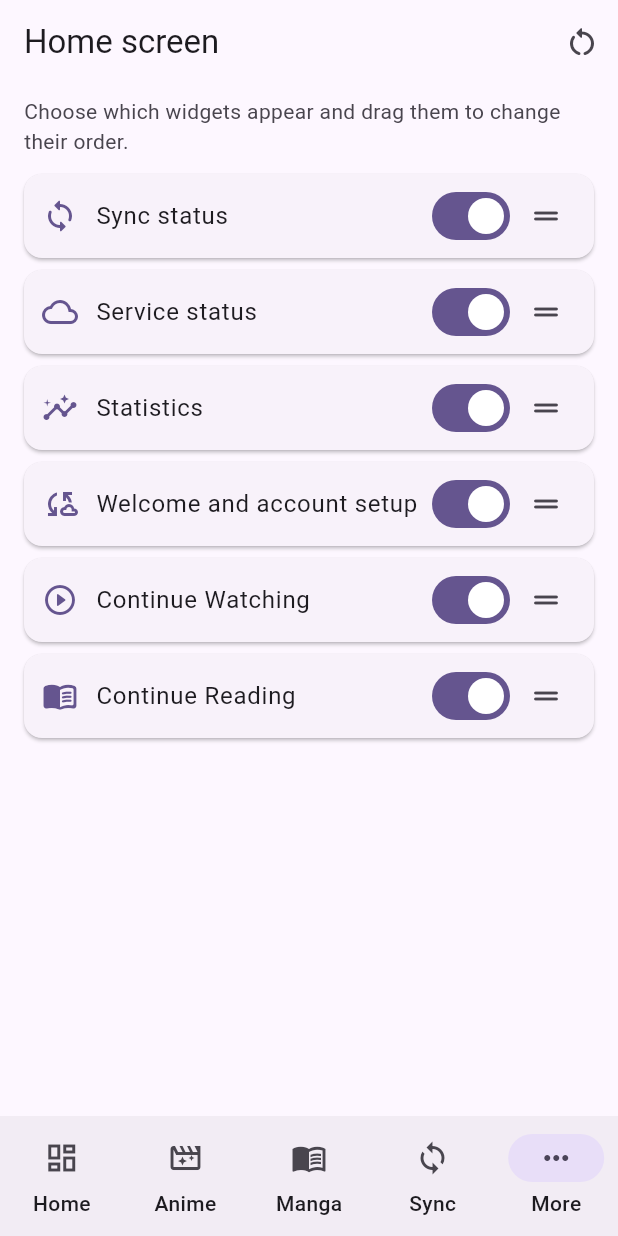
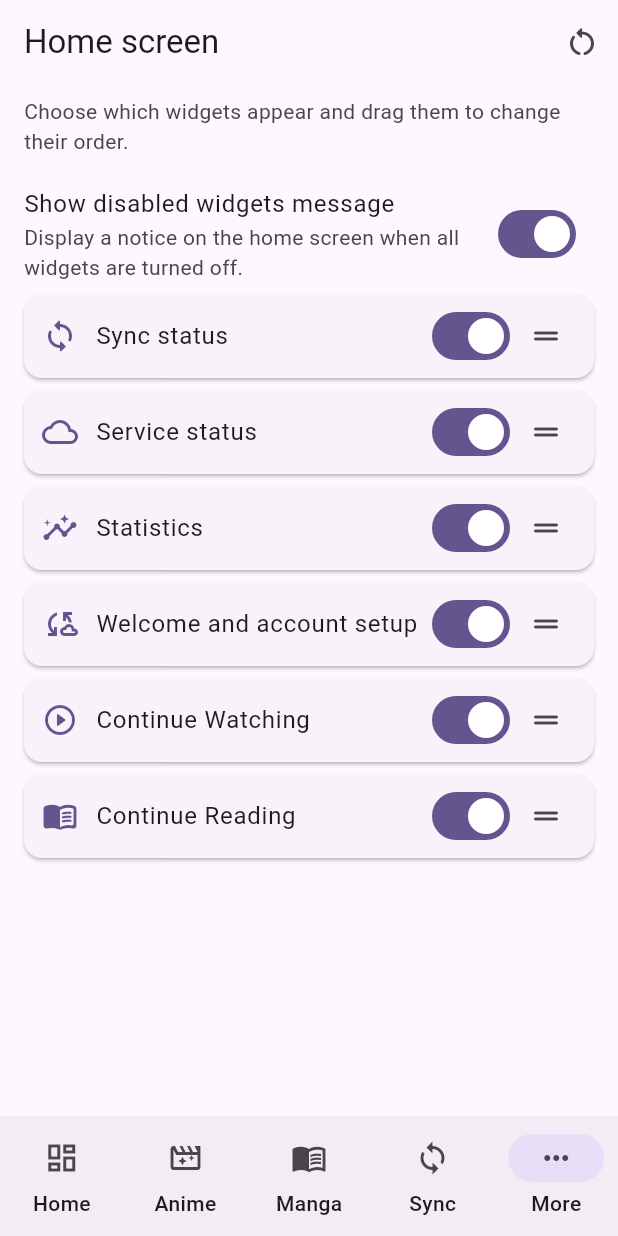
Before and after one commit to THR3ATB3AR/moesync, a Flutter app: the SettingsHomeScreenPage screen opened by its route, after a tap on the "restart alt" icon, on a phone screen of 412 x 824 dp. Run offline on Flutter 3.47's test engine with Material 3 defaults, Android fonts, the phone set to English and light mode, and no system bars; drawn by our look-alikes of dynamic_color; our stand-ins replace cached_network_image, flutter_riverpod, flutter_svg, go_router, google_fonts and 3 more; missing offline and left inert: dart:ffi; accounts and stored records are empty; network calls fail; project files that could hold a hidden picture were left out.

Commit message:
feat: Add support for showing a message when all home screen widgets are disabled

```diff
--- a/lib/l10n/app_en.arb
+++ b/lib/l10n/app_en.arb
@@ -2,6 +2,11 @@
   "@@locale": "en",
   "homeScreen": "Home screen",
   "homeScreenCustomizationHint": "Choose which widgets appear and drag them to change their order.",
+  "showDisabledWidgetsMessage": "Show disabled widgets message",
+  "showDisabledWidgetsMessageHint": "Display a notice on the home screen when all widgets are turned off.",
+  "allHomeScreenWidgetsDisabled": "All home screen widgets are turned off",
+  "enableHomeWidgetsInSettings": "Turn on widgets in home screen settings to see them here.",
+  "configureHomeWidgets": "Configure widgets",
   "resetHomeScreen": "Restore default home screen",
   "homeWidgetSyncStatus": "Sync status",
   "homeWidgetServiceStatus": "Service status",
--- a/lib/l10n/app_es.arb
+++ b/lib/l10n/app_es.arb
@@ -2,6 +2,11 @@
   "@@locale": "es",
   "homeScreen": "Pantalla de inicio",
   "homeScreenCustomizationHint": "Elige los widgets y arrástralos para cambiar su orden.",
+  "showDisabledWidgetsMessage": "Mostrar aviso de widgets desactivados",
+  "showDisabledWidgetsMessageHint": "Mostrar un aviso en la pantalla de inicio cuando todos los widgets estén desactivados.",
+  "allHomeScreenWidgetsDisabled": "Todos los widgets de la pantalla de inicio están desactivados",
+  "enableHomeWidgetsInSettings": "Activa los widgets en los ajustes de la pantalla de inicio para verlos aquí.",
+  "configureHomeWidgets": "Configurar widgets",
   "resetHomeScreen": "Restablecer pantalla de inicio",
   "homeWidgetSyncStatus": "Estado de sincronización",
   "homeWidgetServiceStatus": "Estado de servicios",
--- a/lib/l10n/app_pl.arb
+++ b/lib/l10n/app_pl.arb
@@ -2,6 +2,11 @@
   "@@locale": "pl",
   "homeScreen": "Ekran główny",
   "homeScreenCustomizationHint": "Wybierz widżety i przeciągnij je, aby zmienić ich kolejność.",
+  "showDisabledWidgetsMessage": "Pokazuj komunikat o wyłączonych widżetach",
+  "showDisabledWidgetsMessageHint": "Wyświetlaj komunikat na ekranie głównym, gdy wszystkie widżety są wyłączone.",
+  "allHomeScreenWidgetsDisabled": "Wszystkie widżety ekranu głównego są wyłączone",
+  "enableHomeWidgetsInSettings": "Włącz widżety w ustawieniach ekranu głównego, aby je tutaj zobaczyć.",
+  "configureHomeWidgets": "Skonfiguruj widżety",
   "resetHomeScreen": "Przywróć domyślny ekran główny",
   "homeWidgetSyncStatus": "Status synchronizacji",
   "homeWidgetServiceStatus": "Status serwisów",
--- a/lib/l10n/gen/app_localizations.dart
+++ b/lib/l10n/gen/app_localizations.dart
@@ -112,6 +112,36 @@ abstract class AppLocalizations {
   /// **'Choose which widgets appear and drag them to change their order.'**
   String get homeScreenCustomizationHint;
 
+  /// No description provided for @showDisabledWidgetsMessage.
+  ///
+  /// In en, this message translates to:
+  /// **'Show disabled widgets message'**
+  String get showDisabledWidgetsMessage;
+
+  /// No description provided for @showDisabledWidgetsMessageHint.
+  ///
+  /// In en, this message translates to:
+  /// **'Display a notice on the home screen when all widgets are turned off.'**
+  String get showDisabledWidgetsMessageHint;
+
+  /// No description provided for @allHomeScreenWidgetsDisabled.
+  ///
+  /// In en, this message translates to:
+  /// **'All home screen widgets are turned off'**
+  String get allHomeScreenWidgetsDisabled;
+
+  /// No description provided for @enableHomeWidgetsInSettings.
+  ///
+  /// In en, this message translates to:
+  /// **'Turn on widgets in home screen settings to see them here.'**
+  String get enableHomeWidgetsInSettings;
+
+  /// No description provided for @configureHomeWidgets.
+  ///
+  /// In en, this message translates to:
+  /// **'Configure widgets'**
+  String get configureHomeWidgets;
+
   /// No description provided for @resetHomeScreen.
   ///
   /// In en, this message translates to:
--- a/lib/l10n/gen/app_localizations_en.dart
+++ b/lib/l10n/gen/app_localizations_en.dart
@@ -14,6 +14,24 @@ class AppLocalizationsEn extends AppLocalizations {
   @override
   String get homeScreenCustomizationHint =>
       'Choose which widgets appear and drag them to change their order.';
+
+  @override
+  String get showDisabledWidgetsMessage => 'Show disabled widgets message';
+
+  @override
+  String get showDisabledWidgetsMessageHint =>
+      'Display a notice on the home screen when all widgets are turned off.';
+
+  @override
+  String get allHomeScreenWidgetsDisabled =>
+      'All home screen widgets are turned off';
+
+  @override
+  String get enableHomeWidgetsInSettings =>
+      'Turn on widgets in home screen settings to see them here.';
+
+  @override
+  String get configureHomeWidgets => 'Configure widgets';
 
   @override
   String get resetHomeScreen => 'Restore default home screen';
--- a/lib/l10n/gen/app_localizations_es.dart
+++ b/lib/l10n/gen/app_localizations_es.dart
@@ -14,6 +14,25 @@ class AppLocalizationsEs extends AppLocalizations {
   @override
   String get homeScreenCustomizationHint =>
       'Elige los widgets y arrástralos para cambiar su orden.';
+
+  @override
+  String get showDisabledWidgetsMessage =>
+      'Mostrar aviso de widgets desactivados';
+
+  @override
+  String get showDisabledWidgetsMessageHint =>
+      'Mostrar un aviso en la pantalla de inicio cuando todos los widgets estén desactivados.';
+
+  @override
+  String get allHomeScreenWidgetsDisabled =>
+      'Todos los widgets de la pantalla de inicio están desactivados';
+
+  @override
+  String get enableHomeWidgetsInSettings =>
+      'Activa los widgets en los ajustes de la pantalla de inicio para verlos aquí.';
+
+  @override
+  String get configureHomeWidgets => 'Configurar widgets';
 
   @override
   String get resetHomeScreen => 'Restablecer pantalla de inicio';
--- a/lib/providers/providers.dart
+++ b/lib/providers/providers.dart
@@ -29,11 +29,13 @@ class HomeScreenWidgetSettings {
   HomeScreenWidgetSettings({
     required List<String> order,
     required Set<String> enabledIds,
+    required this.showEmptyWidgetsMessage,
   }) : order = List.unmodifiable(order),
        enabledIds = Set.unmodifiable(enabledIds);
 
   final List<String> order;
   final Set<String> enabledIds;
+  final bool showEmptyWidgetsMessage;
 
   bool isEnabled(String id) => enabledIds.contains(id);
 }
@@ -49,6 +51,7 @@ class HomeScreenWidgetSettingsNotifier
         availableIds: homeWidgetIds,
         defaultEnabledIds: defaultEnabledHomeWidgetIds,
       ),
+      showEmptyWidgetsMessage: storage.getShowEmptyHomeWidgetsMessage(),
     );
   }
 
@@ -65,6 +68,16 @@ class HomeScreenWidgetSettingsNotifier
     state = HomeScreenWidgetSettings(
       order: state.order,
       enabledIds: enabledIds,
+      showEmptyWidgetsMessage: state.showEmptyWidgetsMessage,
+    );
+    await _save();
+  }
+
+  Future<void> setShowEmptyWidgetsMessage(bool show) async {
+    state = HomeScreenWidgetSettings(
+      order: state.order,
+      enabledIds: state.enabledIds,
+      showEmptyWidgetsMessage: show,
     );
     await _save();
   }
@@ -82,6 +95,7 @@ class HomeScreenWidgetSettingsNotifier
     state = HomeScreenWidgetSettings(
       order: order,
       enabledIds: state.enabledIds,
+      showEmptyWidgetsMessage: state.showEmptyWidgetsMessage,
     );
     await _save();
   }
@@ -90,6 +104,7 @@ class HomeScreenWidgetSettingsNotifier
     state = HomeScreenWidgetSettings(
       order: homeWidgetIds,
       enabledIds: defaultEnabledHomeWidgetIds.toSet(),
+      showEmptyWidgetsMessage: true,
     );
     await _save();
   }
@@ -100,6 +115,7 @@ class HomeScreenWidgetSettingsNotifier
         .setHomeWidgetSettings(
           order: state.order,
           enabledIds: state.enabledIds,
+          showEmptyWidgetsMessage: state.showEmptyWidgetsMessage,
         );
   }
 }
--- a/lib/screens/settings/settings_home_screen_page.dart
+++ b/lib/screens/settings/settings_home_screen_page.dart
@@ -38,6 +38,12 @@ class SettingsHomeScreenPage extends ConsumerWidget {
                 color: theme.colorScheme.onSurfaceVariant,
               ),
             ),
+          ),
+          SwitchListTile(
+            title: Text(localizations.showDisabledWidgetsMessage),
+            subtitle: Text(localizations.showDisabledWidgetsMessageHint),
+            value: settings.showEmptyWidgetsMessage,
+            onChanged: notifier.setShowEmptyWidgetsMessage,
           ),
           Expanded(
             child: ReorderableListView.builder(
--- a/lib/services/storage_service.dart
+++ b/lib/services/storage_service.dart
@@ -358,6 +358,8 @@ class StorageService {
   static const _homeWidgetOrderKey = 'home_widget_order';
   static const _homeWidgetEnabledKey = 'home_widget_enabled';
   static const _homeWidgetKnownIdsKey = 'home_widget_known_ids';
+  static const _showEmptyHomeWidgetsMessageKey =
+      'show_empty_home_widgets_message';
 
   List<String> getHomeWidgetOrder(List<String> availableIds) {
     final savedOrder = _prefs.getStringList(_homeWidgetOrderKey);
@@ -384,13 +386,21 @@ class StorageService {
     };
   }
 
+  bool getShowEmptyHomeWidgetsMessage() =>
+      _prefs.getBool(_showEmptyHomeWidgetsMessageKey) ?? true;
+
   Future<void> setHomeWidgetSettings({
     required List<String> order,
     required Set<String> enabledIds,
+    required bool showEmptyWidgetsMessage,
   }) async {
     await _prefs.setStringList(_homeWidgetOrderKey, order);
     await _prefs.setStringList(_homeWidgetEnabledKey, enabledIds.toList());
     await _prefs.setStringList(_homeWidgetKnownIdsKey, order);
+    await _prefs.setBool(
+      _showEmptyHomeWidgetsMessageKey,
+      showEmptyWidgetsMessage,
+    );
   }
 
   UpdateCheckFrequency getUpdateCheckFrequency() {
```
Also changed, not shown: lib/l10n/gen/app_localizations_pl.dart (+19 -0 lines), lib/screens/home_screen.dart (+41 -0 lines), 1 other file.
